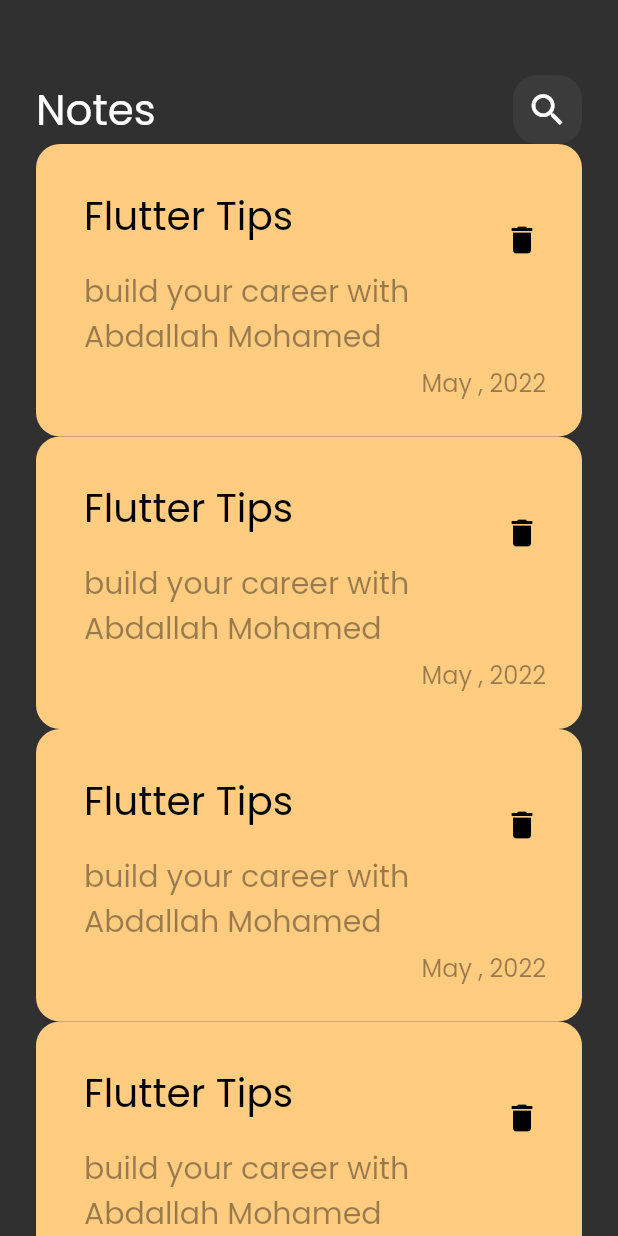
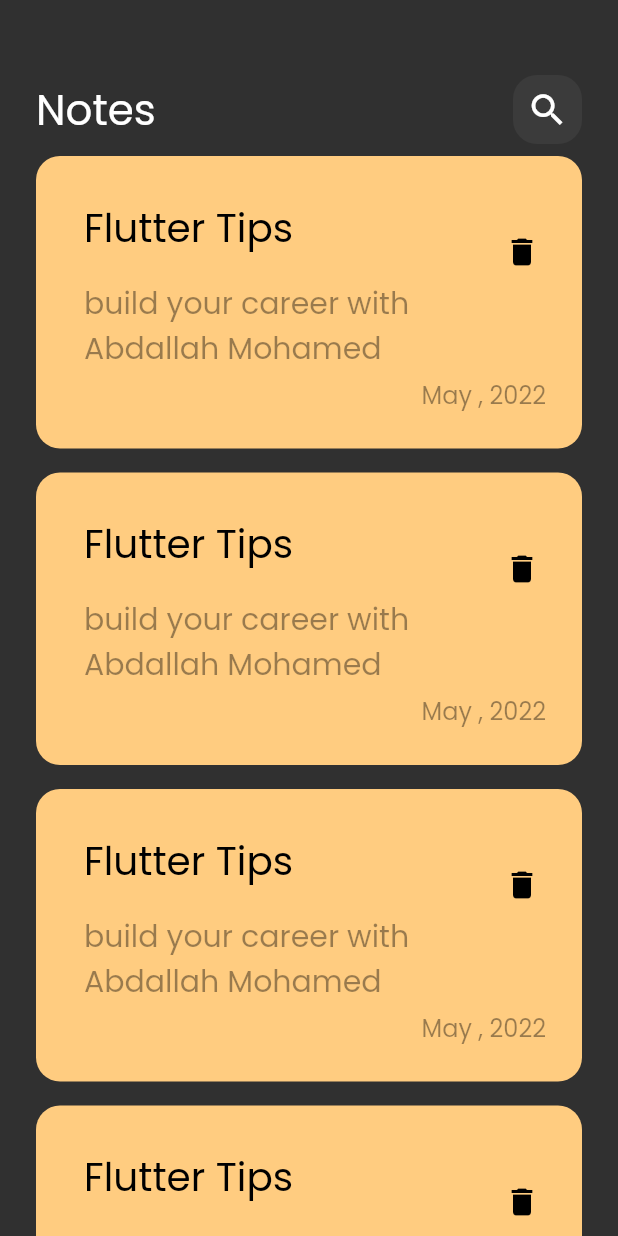
Before and after one commit to Abdallah-Mohamed-Abdallah-AbdulRazzaq/notes_app, a Flutter app: the screen it shows after launch, on a phone screen of 412 x 824 dp. Run offline on Flutter 3.47's test engine with Material 2 defaults, Android fonts, the phone set to English and light mode, and no system bars; missing offline and left inert: dart:html.

Commit message:
Add Padding in the (NoteItem)

```diff
--- a/lib/views/widgets/notes_view_body.dart
+++ b/lib/views/widgets/notes_view_body.dart
@@ -33,7 +33,10 @@ class NotesListView extends StatelessWidget {
   Widget build(BuildContext context) {
     return ListView.builder(itemBuilder : (context , index)
     {
-      return NoteItem();
+      return Padding(
+        padding: const EdgeInsets.symmetric(vertical: 8),
+        child: NoteItem(),
+      );
     });
   }
 }
```
